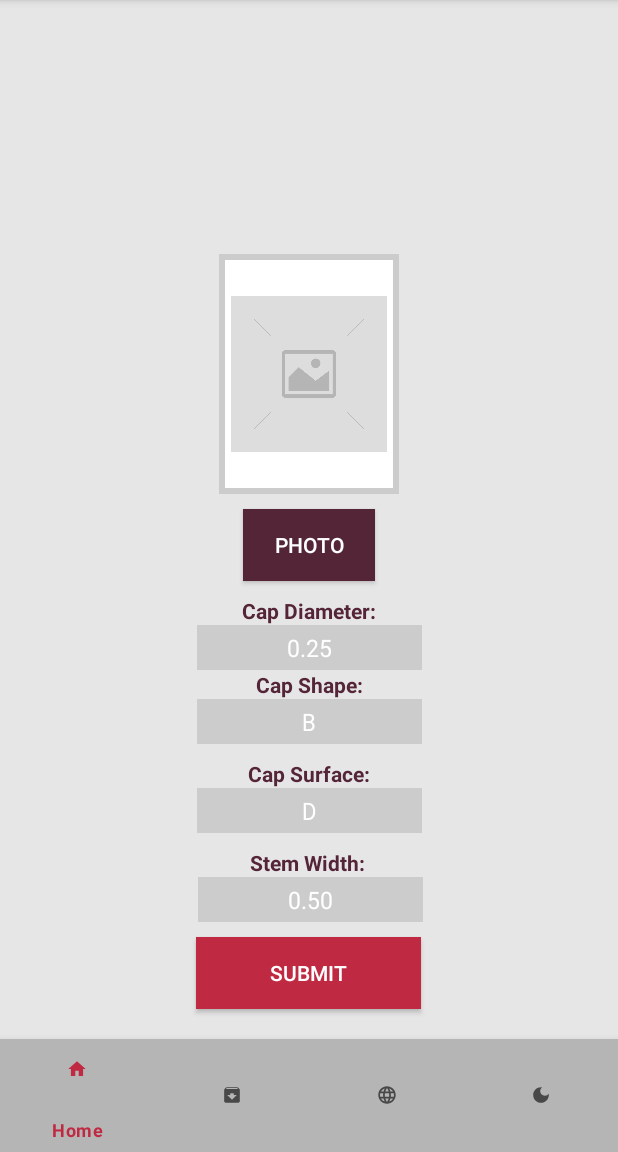
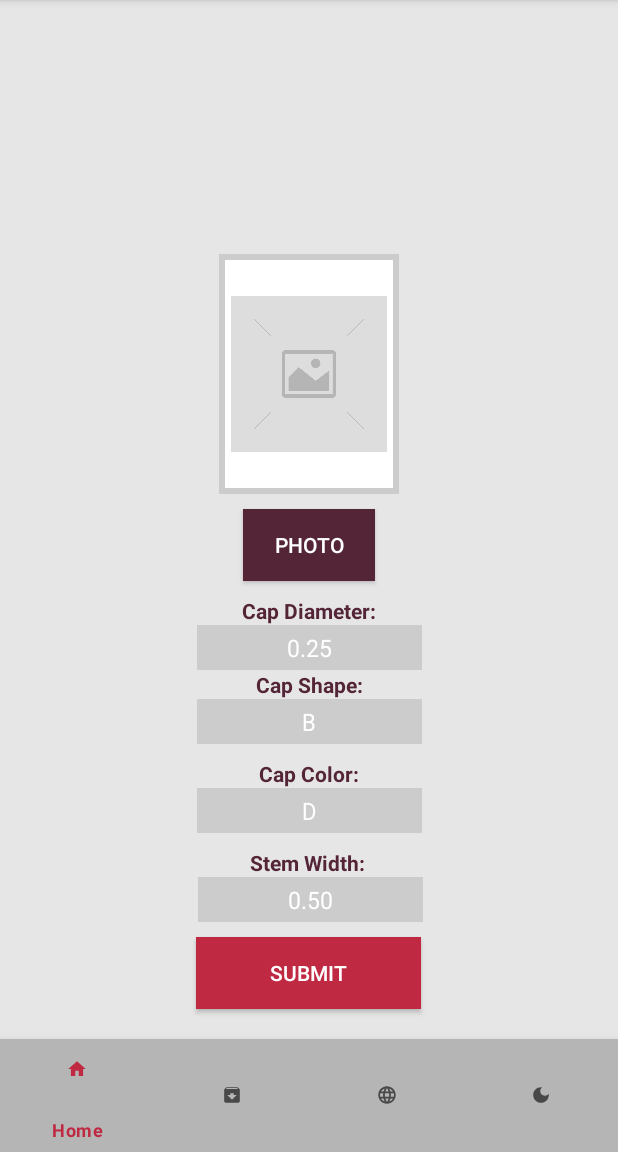
Before and after one commit to aftermathematic/MushroomDetectiveV2, an Android app: the screen it shows after launch (MainActivity), on a phone screen of 412 x 824 dp, the part 84-1236 px from its top. Run offline under Robolectric (Android 15) with nearby library versions, the phone set to English and light mode, and no system bars.

```diff
--- a/app/src/main/res/layout/fragment_home.xml
+++ b/app/src/main/res/layout/fragment_home.xml
@@ -80,16 +80,16 @@
         android:gravity="center"
         android:minWidth="150dp"
         android:minHeight="30dp"
-        app:layout_constraintBottom_toTopOf="@id/textCapSurface"
+        app:layout_constraintBottom_toTopOf="@id/textCapColor"
         app:layout_constraintStart_toStartOf="parent"
         app:layout_constraintEnd_toEndOf="parent"/>
 
     <!-- Spinner3 - Cap surface -->
     <TextView
-        android:id="@+id/textCapSurface"
+        android:id="@+id/textCapColor"
         android:layout_width="wrap_content"
         android:layout_height="wrap_content"
-        android:text="@string/cap_surface_label"
+        android:text="@string/cap_color_label"
         android:textStyle="bold"
         android:textColor="@color/colorPrimaryDark"
         app:layout_constraintBottom_toTopOf="@id/spinner3"
--- a/app/src/main/res/values/strings.xml
+++ b/app/src/main/res/values/strings.xml
@@ -2,7 +2,7 @@
     <string name="app_name">Mushroom Detective</string>
     <string name="cap_diameter_label">Cap Diameter:</string>
     <string name="cap_shape_label">Cap Shape:</string>
-    <string name="cap_surface_label">Cap Surface:</string>
+    <string name="cap_color_label">Cap Color:</string>
     <string name="stem_width_label">Stem Width:</string>
     <string name="submit_label">Submit</string>
     <string name="camera_button_label">Photo</string>
```
